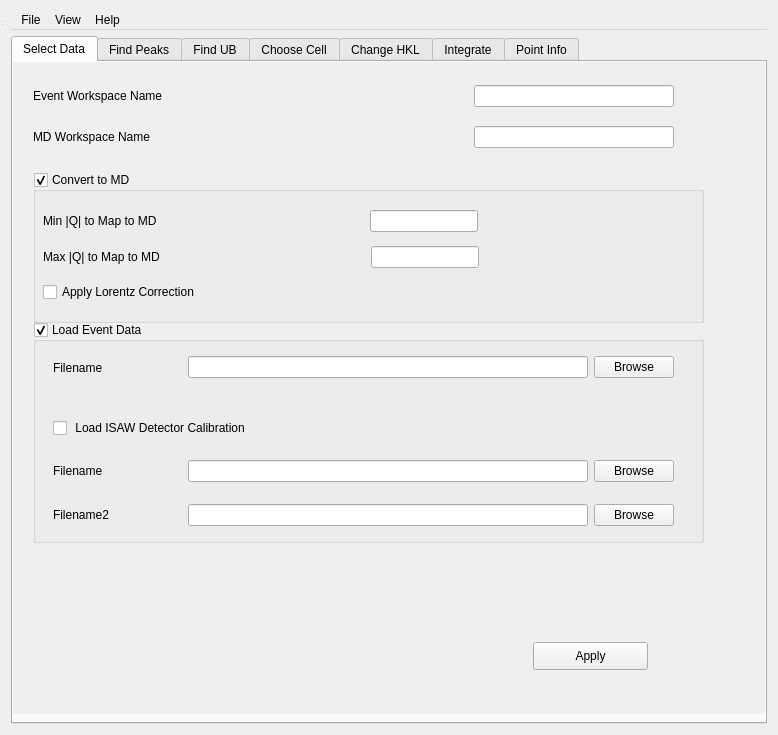
Qt form Code/Mantid/MantidQt/CustomInterfaces/inc/MantidQtCustomInterfaces/MantidEV.ui (mantidproject/mantid) before a commit.
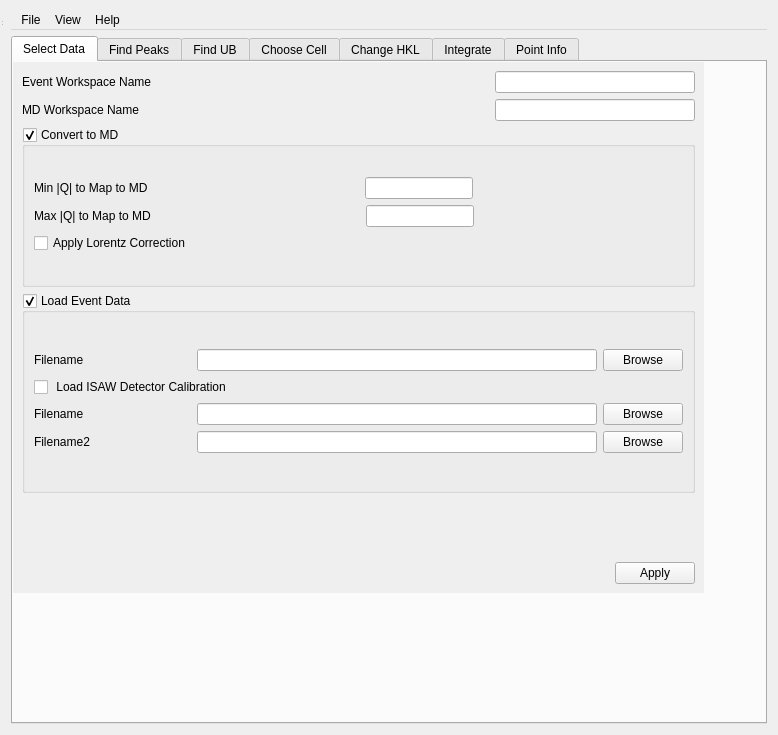
The same form after that commit.

Commit message: Re #7989. Improving layout a bit more.

Patch:
```diff
--- a/Code/Mantid/MantidQt/CustomInterfaces/inc/MantidQtCustomInterfaces/MantidEV.ui
+++ b/Code/Mantid/MantidQt/CustomInterfaces/inc/MantidQtCustomInterfaces/MantidEV.ui
@@ -68,14 +68,17 @@
         <rect>
          <x>0</x>
          <y>0</y>
-         <width>761</width>
-         <height>652</height>
+         <width>691</width>
+         <height>531</height>
         </rect>
        </property>
        <layout class="QVBoxLayout" name="verticalLayout_3">
         <property name="spacing">
          <number>0</number>
         </property>
+        <property name="sizeConstraint">
+         <enum>QLayout::SetMaximumSize</enum>
+        </property>
         <item>
          <widget class="QScrollArea" name="selectDataScrollArea">
           <property name="enabled">
@@ -122,8 +125,8 @@
             <rect>
              <x>0</x>
              <y>0</y>
-             <width>759</width>
-             <height>650</height>
+             <width>689</width>
+             <height>529</height>
             </rect>
            </property>
            <property name="minimumSize">
@@ -135,30 +138,253 @@
            <property name="autoFillBackground">
             <bool>true</bool>
            </property>
-           <widget class="QPushButton" name="ApplySelectData_btn">
-            <property name="geometry">
-             <rect>
-              <x>520</x>
-              <y>580</y>
-              <width>115</width>
-              <height>28</height>
-             </rect>
-            </property>
+           <layout class="QVBoxLayout" name="verticalLayout_7">
+            <item>
+             <layout class="QHBoxLayout" name="horizontalLayout_7">
+              <property name="sizeConstraint">
+               <enum>QLayout::SetDefaultConstraint</enum>
+              </property>
+              <item>
+               <widget class="QLabel" name="SelectEventWorkspace_lbl">
+                <property name="text">
+                 <string>Event Workspace Name</string>
+                </property>
+               </widget>
+              </item>
+              <item>
+               <spacer name="horizontalSpacer_6">
+                <property name="orientation">
+                 <enum>Qt::Horizontal</enum>
+                </property>
+                <property name="sizeHint" stdset="0">
+                 <size>
+                  <width>40</width>
+                  <height>20</height>
+                 </size>
+                </property>
+               </spacer>
+              </item>
+              <item>
+               <widget class="QLineEdit" name="SelectEventWorkspace_ledt">
+                <property name="sizePolicy">
+                 <sizepolicy hsizetype="Fixed" vsizetype="Fixed">
+                  <horstretch>0</horstretch>
+                  <verstretch>0</verstretch>
+                 </sizepolicy>
+                </property>
+                <property name="minimumSize">
+                 <size>
+                  <width>200</width>
+                  <height>0</height>
+                 </size>
+                </property>
             <property name="toolTip">
-             <string>Actually load the data and convert to MD, or just&lt;br&gt; proceed to the next tab using previously loaded data.</string>
-            </property>
+                 <string>Name of the event workspace to use.  This name is set by default,&lt;br&gt; if data is loaded from an event file and mapped to an MD workspace.</string>
+                </property>
+               </widget>
+              </item>
+             </layout>
+            </item>
+            <item>
+             <layout class="QHBoxLayout" name="horizontalLayout_8">
+              <item>
+               <widget class="QLabel" name="SelectMDWorkspace_lbl">
             <property name="text">
-             <string>Apply</string>
-            </property>
-           </widget>
+                 <string>MD Workspace Name</string>
+                </property>
+               </widget>
+              </item>
+              <item>
+               <spacer name="horizontalSpacer_7">
+                <property name="orientation">
+                 <enum>Qt::Horizontal</enum>
+                </property>
+                <property name="sizeHint" stdset="0">
+                 <size>
+                  <width>40</width>
+                  <height>20</height>
+                 </size>
+                </property>
+               </spacer>
+              </item>
+              <item>
+               <widget class="QLineEdit" name="MDworkspace_ledt">
+                <property name="sizePolicy">
+                 <sizepolicy hsizetype="Fixed" vsizetype="Fixed">
+                  <horstretch>0</horstretch>
+                  <verstretch>0</verstretch>
+                 </sizepolicy>
+                </property>
+                <property name="minimumSize">
+                 <size>
+                  <width>200</width>
+                  <height>0</height>
+                 </size>
+                </property>
+                <property name="toolTip">
+                 <string>Name of the MD workspace to use.  This name is set&lt;br&gt;by default, if data is loaded from an event file and mapped to an MD workspace.</string>
+                </property>
+               </widget>
+              </item>
+             </layout>
+            </item>
+            <item>
+             <widget class="QGroupBox" name="convertToMDGroupBox">
+              <property name="minimumSize">
+               <size>
+                <width>0</width>
+                <height>160</height>
+               </size>
+              </property>
+              <property name="toolTip">
+               <string>Not doing this will use existing workspace</string>
+              </property>
+              <property name="title">
+               <string>Convert to MD</string>
+              </property>
+              <property name="checkable">
+               <bool>true</bool>
+              </property>
+              <layout class="QVBoxLayout" name="verticalLayout_8">
+               <item>
+                <layout class="QVBoxLayout" name="verticalLayout_4">
+                 <property name="sizeConstraint">
+                  <enum>QLayout::SetDefaultConstraint</enum>
+                 </property>
+                 <item>
+                  <layout class="QHBoxLayout" name="horizontalLayout_3">
+                   <item>
+                    <widget class="QLabel" name="MinMagQ_lbl">
+                     <property name="text">
+                      <string>Min |Q| to Map to MD</string>
+                     </property>
+                    </widget>
+                   </item>
+                   <item>
+                    <spacer name="horizontalSpacer_2">
+                     <property name="orientation">
+                      <enum>Qt::Horizontal</enum>
+                     </property>
+                     <property name="sizeHint" stdset="0">
+                      <size>
+                       <width>40</width>
+                       <height>20</height>
+                      </size>
+                     </property>
+                    </spacer>
+                   </item>
+                   <item>
+                    <widget class="QLineEdit" name="MinMagQ_ledt">
+                     <property name="sizePolicy">
+                      <sizepolicy hsizetype="Fixed" vsizetype="Fixed">
+                       <horstretch>0</horstretch>
+                       <verstretch>0</verstretch>
+                      </sizepolicy>
+                     </property>
+                     <property name="minimumSize">
+                      <size>
+                       <width>50</width>
+                       <height>0</height>
+                      </size>
+                     </property>
+                     <property name="toolTip">
+                      <string>Specify value to use as bound on |Qx|, |Qy| and |Qz|</string>
+                     </property>
+                    </widget>
+                   </item>
+                   <item>
+                    <spacer name="horizontalSpacer_8">
+                     <property name="orientation">
+                      <enum>Qt::Horizontal</enum>
+                     </property>
+                     <property name="sizeHint" stdset="0">
+                      <size>
+                       <width>40</width>
+                       <height>20</height>
+                      </size>
+                     </property>
+                    </spacer>
+                   </item>
+                  </layout>
+                 </item>
+                 <item>
+                  <layout class="QHBoxLayout" name="horizontalLayout_2">
+                   <item>
+                    <widget class="QLabel" name="MaxMagQ_lbl">
+                     <property name="text">
+                      <string>Max |Q| to Map to MD</string>
+                     </property>
+                    </widget>
+                   </item>
+                   <item>
+                    <spacer name="horizontalSpacer">
+                     <property name="orientation">
+                      <enum>Qt::Horizontal</enum>
+                     </property>
+                     <property name="sizeHint" stdset="0">
+                      <size>
+                       <width>40</width>
+                       <height>20</height>
+                      </size>
+                     </property>
+                    </spacer>
+                   </item>
+                   <item>
+                    <widget class="QLineEdit" name="MaxMagQ_ledt">
+                     <property name="sizePolicy">
+                      <sizepolicy hsizetype="Fixed" vsizetype="Fixed">
+                       <horstretch>0</horstretch>
+                       <verstretch>0</verstretch>
+                      </sizepolicy>
+                     </property>
+                     <property name="minimumSize">
+                      <size>
+                       <width>50</width>
+                       <height>0</height>
+                      </size>
+                     </property>
+                     <property name="toolTip">
+                      <string>Specify value to use as bound on |Qx|, |Qy| and |Qz|</string>
+                     </property>
+                    </widget>
+                   </item>
+                   <item>
+                    <spacer name="horizontalSpacer_9">
+                     <property name="orientation">
+                      <enum>Qt::Horizontal</enum>
+                     </property>
+                     <property name="sizeHint" stdset="0">
+                      <size>
+                       <width>40</width>
+                       <height>20</height>
+                      </size>
+                     </property>
+                    </spacer>
+                   </item>
+                  </layout>
+                 </item>
+                 <item>
+                  <widget class="QCheckBox" name="LorentzCorrection_ckbx">
+                   <property name="toolTip">
+                    <string>Apply the Lorentz Correction as&lt;br&gt; data is mapped to reciprocal space and stored in the MD workspace.  This helps with finding peaks with larger |Q|.</string>
+                   </property>
+                   <property name="text">
+                    <string>Apply Lorentz Correction</string>
+                   </property>
+                  </widget>
+                 </item>
+                </layout>
+               </item>
+              </layout>
+             </widget>
+            </item>
+            <item>
            <widget class="QGroupBox" name="loadDataGroupBox">
-            <property name="geometry">
-             <rect>
-              <x>20</x>
-              <y>260</y>
-              <width>671</width>
-              <height>221</height>
-             </rect>
+              <property name="minimumSize">
+               <size>
+                <width>0</width>
+                <height>200</height>
+               </size>
             </property>
             <property name="toolTip">
              <string>If disabled then use existing workspaces</string>
@@ -169,15 +395,13 @@
             <property name="checkable">
              <bool>true</bool>
             </property>
-            <widget class="QWidget" name="horizontalLayoutWidget_5">
-             <property name="geometry">
-              <rect>
-               <x>20</x>
-               <y>20</y>
-               <width>621</width>
-               <height>51</height>
-              </rect>
-             </property>
+              <layout class="QVBoxLayout" name="verticalLayout_5">
+               <item>
+                <layout class="QVBoxLayout" name="verticalLayout_6">
+                 <property name="sizeConstraint">
+                  <enum>QLayout::SetDefaultConstraint</enum>
+                 </property>
+                 <item>
              <layout class="QHBoxLayout" name="horizontalLayout_6">
               <item>
                <widget class="QLabel" name="EventFileName_lbl">
@@ -229,20 +453,7 @@
                </widget>
               </item>
              </layout>
-            </widget>
-            <widget class="QWidget" name="verticalLayoutWidget_4">
-             <property name="geometry">
-              <rect>
-               <x>20</x>
-               <y>80</y>
-               <width>621</width>
-               <height>141</height>
-              </rect>
-             </property>
-             <layout class="QVBoxLayout" name="verticalLayout_6">
-              <property name="sizeConstraint">
-               <enum>QLayout::SetDefaultConstraint</enum>
-              </property>
+                 </item>
               <item>
                <widget class="QCheckBox" name="LoadDetCal_ckbx">
                 <property name="toolTip">
@@ -366,262 +577,54 @@
                </layout>
               </item>
              </layout>
-            </widget>
-           </widget>
-           <widget class="QGroupBox" name="convertToMDGroupBox">
-            <property name="geometry">
-             <rect>
-              <x>20</x>
-              <y>110</y>
-              <width>671</width>
-              <height>151</height>
-             </rect>
-            </property>
-            <property name="toolTip">
-             <string>Not doing this will use existing workspace</string>
-            </property>
-            <property name="title">
-             <string>Convert to MD</string>
-            </property>
-            <property name="checkable">
-             <bool>true</bool>
-            </property>
-            <widget class="QWidget" name="verticalLayoutWidget_2">
-             <property name="geometry">
-              <rect>
-               <x>10</x>
-               <y>30</y>
-               <width>641</width>
-               <height>111</height>
-              </rect>
-             </property>
-             <layout class="QVBoxLayout" name="verticalLayout_4">
+               </item>
+              </layout>
+             </widget>
+            </item>
+            <item>
+             <spacer name="verticalSpacer">
+              <property name="orientation">
+               <enum>Qt::Vertical</enum>
+              </property>
+              <property name="sizeHint" stdset="0">
+               <size>
+                <width>20</width>
+                <height>40</height>
+               </size>
+              </property>
+             </spacer>
+            </item>
+            <item>
+             <layout class="QHBoxLayout" name="horizontalLayout_9">
               <property name="sizeConstraint">
                <enum>QLayout::SetDefaultConstraint</enum>
               </property>
               <item>
-               <layout class="QHBoxLayout" name="horizontalLayout_3">
-                <item>
-                 <widget class="QLabel" name="MinMagQ_lbl">
-                  <property name="text">
-                   <string>Min |Q| to Map to MD</string>
-                  </property>
-                 </widget>
-                </item>
-                <item>
-                 <spacer name="horizontalSpacer_2">
+               <spacer name="horizontalSpacer_10">
                   <property name="orientation">
                    <enum>Qt::Horizontal</enum>
                   </property>
                   <property name="sizeHint" stdset="0">
                    <size>
                     <width>40</width>
-                    <height>20</height>
-                   </size>
-                  </property>
-                 </spacer>
-                </item>
-                <item>
-                 <widget class="QLineEdit" name="MinMagQ_ledt">
-                  <property name="sizePolicy">
-                   <sizepolicy hsizetype="Fixed" vsizetype="Fixed">
-                    <horstretch>0</horstretch>
-                    <verstretch>0</verstretch>
-                   </sizepolicy>
-                  </property>
-                  <property name="minimumSize">
-                   <size>
-                    <width>50</width>
                     <height>0</height>
                    </size>
                   </property>
-                  <property name="toolTip">
-                   <string>Specify value to use as bound on |Qx|, |Qy| and |Qz|</string>
-                  </property>
-                 </widget>
-                </item>
-                <item>
-                 <spacer name="horizontalSpacer_8">
-                  <property name="orientation">
-                   <enum>Qt::Horizontal</enum>
-                  </property>
-                  <property name="sizeHint" stdset="0">
-                   <size>
-                    <width>40</width>
-                    <height>20</height>
-                   </size>
-                  </property>
-                 </spacer>
-                </item>
-               </layout>
-              </item>
+               </spacer>
+              </item>
               <item>
-               <layout class="QHBoxLayout" name="horizontalLayout_2">
-                <item>
-                 <widget class="QLabel" name="MaxMagQ_lbl">
-                  <property name="text">
-                   <string>Max |Q| to Map to MD</string>
-                  </property>
-                 </widget>
-                </item>
-                <item>
-                 <spacer name="horizontalSpacer">
-                  <property name="orientation">
-                   <enum>Qt::Horizontal</enum>
-                  </property>
-                  <property name="sizeHint" stdset="0">
-                   <size>
-                    <width>40</width>
-                    <height>20</height>
-                   </size>
-                  </property>
-                 </spacer>
-                </item>
-                <item>
-                 <widget class="QLineEdit" name="MaxMagQ_ledt">
-                  <property name="sizePolicy">
-                   <sizepolicy hsizetype="Fixed" vsizetype="Fixed">
-                    <horstretch>0</horstretch>
-                    <verstretch>0</verstretch>
-                   </sizepolicy>
-                  </property>
-                  <property name="minimumSize">
-                   <size>
-                    <width>50</width>
-                    <height>0</height>
-                   </size>
-                  </property>
+               <widget class="QPushButton" name="ApplySelectData_btn">
                   <property name="toolTip">
-                   <string>Specify value to use as bound on |Qx|, |Qy| and |Qz|</string>
-                  </property>
-                 </widget>
-                </item>
-                <item>
-                 <spacer name="horizontalSpacer_9">
-                  <property name="orientation">
-                   <enum>Qt::Horizontal</enum>
-                  </property>
-                  <property name="sizeHint" stdset="0">
-                   <size>
-                    <width>40</width>
-                    <height>20</height>
-                   </size>
-                  </property>
-                 </spacer>
-                </item>
-               </layout>
-              </item>
-              <item>
-               <widget class="QCheckBox" name="LorentzCorrection_ckbx">
-                <property name="toolTip">
-                 <string>Apply the Lorentz Correction as&lt;br&gt; data is mapped to reciprocal space and stored in the MD workspace.  This helps with finding peaks with larger |Q|.</string>
-                </property>
+                 <string>Actually load the data and convert to MD, or just&lt;br&gt; proceed to the next tab using previously loaded data.</string>
+                </property>
                 <property name="text">
-                 <string>Apply Lorentz Correction</string>
+                 <string>Apply</string>
                 </property>
                </widget>
               </item>
              </layout>
-            </widget>
-           </widget>
-           <widget class="QWidget" name="verticalLayoutWidget_3">
-            <property name="geometry">
-             <rect>
-              <x>20</x>
-              <y>10</y>
-              <width>641</width>
-              <height>91</height>
-             </rect>
-            </property>
-            <layout class="QVBoxLayout" name="verticalLayout_5">
-             <item>
-              <layout class="QHBoxLayout" name="horizontalLayout_7">
-               <item>
-                <widget class="QLabel" name="SelectEventWorkspace_lbl">
-                 <property name="text">
-                  <string>Event Workspace Name</string>
-                 </property>
-                </widget>
-               </item>
-               <item>
-                <spacer name="horizontalSpacer_6">
-                 <property name="orientation">
-                  <enum>Qt::Horizontal</enum>
-                 </property>
-                 <property name="sizeHint" stdset="0">
-                  <size>
-                   <width>40</width>
-                   <height>20</height>
-                  </size>
-                 </property>
-                </spacer>
-               </item>
-               <item>
-                <widget class="QLineEdit" name="SelectEventWorkspace_ledt">
-                 <property name="sizePolicy">
-                  <sizepolicy hsizetype="Fixed" vsizetype="Fixed">
-                   <horstretch>0</horstretch>
-                   <verstretch>0</verstretch>
-                  </sizepolicy>
-                 </property>
-                 <property name="minimumSize">
-                  <size>
-                   <width>200</width>
-                   <height>0</height>
-                  </size>
-                 </property>
-                 <property name="toolTip">
-                  <string>Name of the event workspace to use.  This name is set by default,&lt;br&gt; if data is loaded from an event file and mapped to an MD workspace.</string>
-                 </property>
-                </widget>
-               </item>
-              </layout>
-             </item>
-             <item>
-              <layout class="QHBoxLayout" name="horizontalLayout_8">
-               <item>
-                <widget class="QLabel" name="SelectMDWorkspace_lbl">
-                 <property name="text">
-                  <string>MD Workspace Name</string>
-                 </property>
-                </widget>
-               </item>
-               <item>
-                <spacer name="horizontalSpacer_7">
-                 <property name="orientation">
-                  <enum>Qt::Horizontal</enum>
-                 </property>
-                 <property name="sizeHint" stdset="0">
-                  <size>
-                   <width>40</width>
-                   <height>20</height>
-                  </size>
-                 </property>
-                </spacer>
-               </item>
-               <item>
-                <widget class="QLineEdit" name="MDworkspace_ledt">
-                 <property name="sizePolicy">
-                  <sizepolicy hsizetype="Fixed" vsizetype="Fixed">
-                   <horstretch>0</horstretch>
-                   <verstretch>0</verstretch>
-                  </sizepolicy>
-                 </property>
-                 <property name="minimumSize">
-                  <size>
-                   <width>200</width>
-                   <height>0</height>
-                  </size>
-                 </property>
-                 <property name="toolTip">
-                  <string>Name of the MD workspace to use.  This name is set&lt;br&gt;by default, if data is loaded from an event file and mapped to an MD workspace.</string>
-                 </property>
-                </widget>
-               </item>
-              </layout>
-             </item>
-            </layout>
-           </widget>
+            </item>
+           </layout>
           </widget>
          </widget>
         </item>
```
Lines whose indentation alone changed are shown as unchanged.
